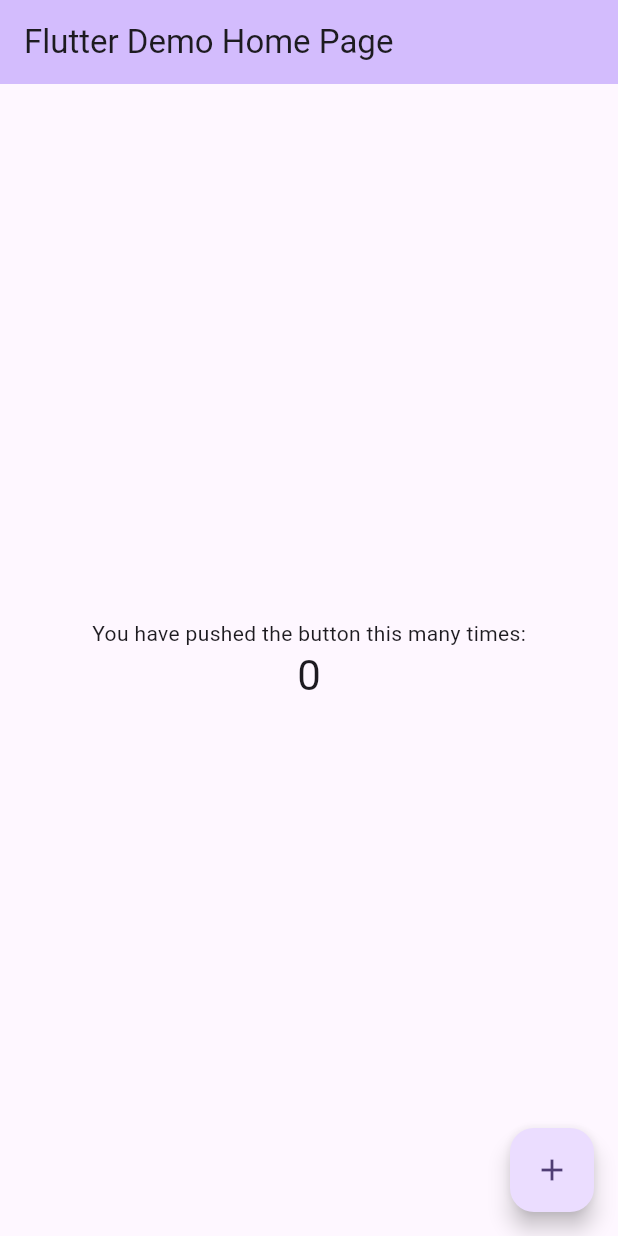
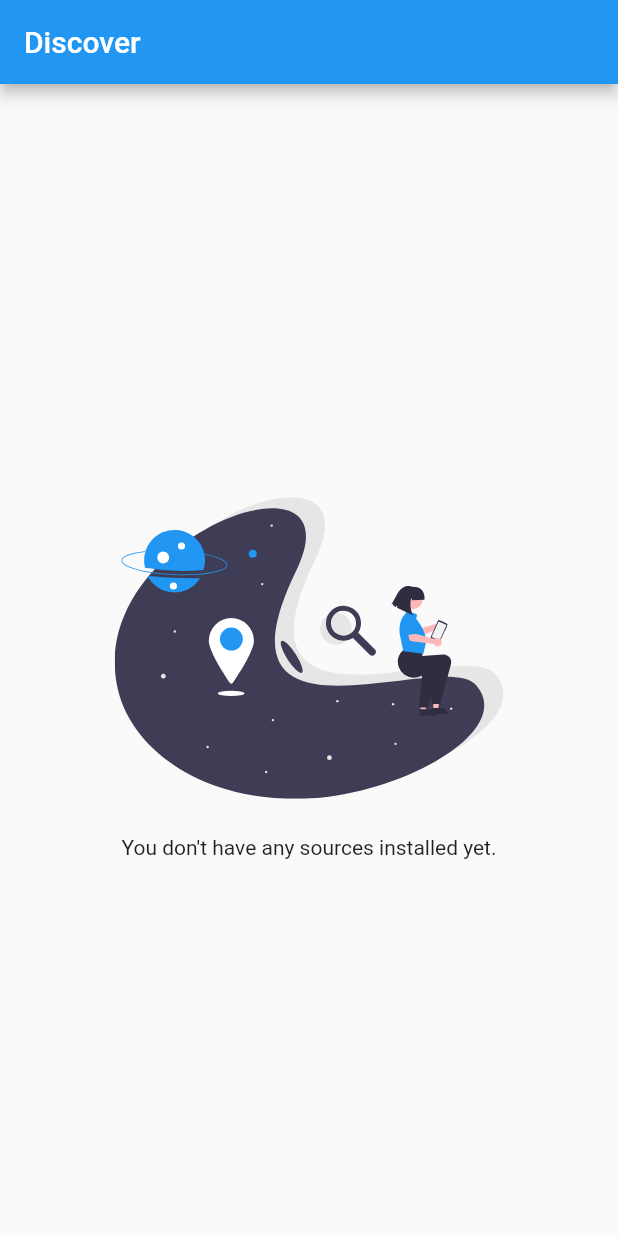
Before and after one commit to Zerolmntrix/kagayaku, a Flutter app: the screen it shows after launch, on a phone screen of 412 x 824 dp. Run offline on Flutter 3.47's test engine with Material 2 defaults, Android fonts, the phone set to English and light mode, and no system bars; our stand-ins replace flutter_svg, go_router.

Commit message:
feat: Set up project, implement routes, and add discover screen

```diff
--- a/analysis_options.yaml
+++ b/analysis_options.yaml
@@ -22,6 +22,8 @@ linter:
   # `// ignore_for_file: name_of_lint` syntax on the line or in the file
   # producing the lint.
   rules:
+    prefer_relative_imports: true
+    avoid_relative_lib_imports: true
     # avoid_print: false  # Uncomment to disable the `avoid_print` rule
     # prefer_single_quotes: true  # Uncomment to enable the `prefer_single_quotes` rule
 
--- a/lib/main.dart
+++ b/lib/main.dart
@@ -1,4 +1,6 @@
 import 'package:flutter/material.dart';
+
+import 'shared/constants/routes.dart';
 
 void main() {
   runApp(const MyApp());
@@ -7,119 +9,12 @@ void main() {
 class MyApp extends StatelessWidget {
   const MyApp({super.key});
 
-  // This widget is the root of your application.
   @override
   Widget build(BuildContext context) {
-    return MaterialApp(
-      title: 'Flutter Demo',
-      theme: ThemeData(
-        // This is the theme of your application.
-        //
-        // TRY THIS: Try running your application with "flutter run". You'll see
-        // the application has a blue toolbar. Then, without quitting the app,
-        // try changing the seedColor in the colorScheme below to Colors.green
-        // and then invoke "hot reload" (save your changes or press the "hot
-        // reload" button in a Flutter-supported IDE, or press "r" if you used
-        // the command line to start the app).
-        //
-        // Notice that the counter didn't reset back to zero; the application
-        // state is not lost during the reload. To reset the state, use hot
-        // restart instead.
-        //
-        // This works for code too, not just values: Most code changes can be
-        // tested with just a hot reload.
-        colorScheme: ColorScheme.fromSeed(seedColor: Colors.deepPurple),
-        useMaterial3: true,
-      ),
-      home: const MyHomePage(title: 'Flutter Demo Home Page'),
+    return MaterialApp.router(
+      title: 'Kagayaku',
+      debugShowCheckedModeBanner: false,
+      routerConfig: AppRouter.config,
     );
   }
 }
-
-class MyHomePage extends StatefulWidget {
-  const MyHomePage({super.key, required this.title});
-
-  // This widget is the home page of your application. It is stateful, meaning
-  // that it has a State object (defined below) that contains fields that affect
-  // how it looks.
-
-  // This class is the configuration for the state. It holds the values (in this
-  // case the title) provided by the parent (in this case the App widget) and
-  // used by the build method of the State. Fields in a Widget subclass are
-  // always marked "final".
-
-  final String title;
-
-  @override
-  State<MyHomePage> createState() => _MyHomePageState();
-}
-
-class _MyHomePageState extends State<MyHomePage> {
-  int _counter = 0;
-
-  void _incrementCounter() {
-    setState(() {
-      // This call to setState tells the Flutter framework that something has
-      // changed in this State, which causes it to rerun the build method below
-      // so that the display can reflect the updated values. If we changed
-      // _counter without calling setState(), then the build method would not be
-      // called again, and so nothing would appear to happen.
-      _counter++;
-    });
-  }
-
-  @override
-  Widget build(BuildContext context) {
-    // This method is rerun every time setState is called, for instance as done
-    // by the _incrementCounter method above.
-    //
-    // The Flutter framework has been optimized to make rerunning build methods
-    // fast, so that you can just rebuild anything that needs updating rather
-    // than having to individually change instances of widgets.
-    return Scaffold(
-      appBar: AppBar(
-        // TRY THIS: Try changing the color here to a specific color (to
-        // Colors.amber, perhaps?) and trigger a hot reload to see the AppBar
-        // change color while the other colors stay the same.
-        backgroundColor: Theme.of(context).colorScheme.inversePrimary,
-        // Here we take the value from the MyHomePage object that was created by
-        // the App.build method, and use it to set our appbar title.
-        title: Text(widget.title),
-      ),
-      body: Center(
-        // Center is a layout widget. It takes a single child and positions it
-        // in the middle of the parent.
-        child: Column(
-          // Column is also a layout widget. It takes a list of children and
-          // arranges them vertically. By default, it sizes itself to fit its
-          // children horizontally, and tries to be as tall as its parent.
-          //
-          // Column has various properties to control how it sizes itself and
-          // how it positions its children. Here we use mainAxisAlignment to
-          // center the children vertically; the main axis here is the vertical
-          // axis because Columns are vertical (the cross axis would be
-          // horizontal).
-          //
-          // TRY THIS: Invoke "debug painting" (choose the "Toggle Debug Paint"
-          // action in the IDE, or press "p" in the console), to see the
-          // wireframe for each widget.
-          mainAxisAlignment: MainAxisAlignment.center,
-          children: <Widget>[
-            const Text(
-              'You have pushed the button this many times:',
-            ),
-            Text(
-              '$_counter',
-              style: Theme.of(context).textTheme.headlineMedium,
-            ),
-          ],
-        ),
-      ),
-      floatingActionButton: FloatingActionButton(
-        onPressed: _incrementCounter,
-        tooltip: 'Increment',
-        child: const Icon(Icons.add),
-      ), // This trailing comma makes auto-formatting nicer for build methods.
-    );
-  }
-}
--- /dev/null
+++ b/lib/screens/discover/screen.dart
@@ -0,0 +1,25 @@
+import 'package:flutter/material.dart';
+
+import '../../shared/svgs/svgs.dart';
+
+class DiscoverScreen extends StatelessWidget {
+  const DiscoverScreen({super.key});
+
+  @override
+  Widget build(BuildContext context) {
+    return Scaffold(
+      appBar: AppBar(
+        title: const Text('Discover'),
+      ),
+      body: const Center(
+        child: Column(
+          mainAxisAlignment: MainAxisAlignment.center,
+          children: [
+            EmptyDiscover(height: 250),
+            Text('You don\'t have any sources installed yet.'),
+          ],
+        ),
+      ),
+    );
+  }
+}
--- /dev/null
+++ b/lib/shared/constants/endpoints.dart
@@ -0,0 +1,8 @@
+const _repo = "https://raw.githubusercontent.com/Zerolmntrix/kagayaku-modules";
+
+abstract class Endpoints {
+  static const _baseUrl = "$_repo/main/src";
+
+  static const String modulesList = '$_baseUrl/modules.json';
+  static const String modulesDir = '$_baseUrl/modules';
+}
--- /dev/null
+++ b/lib/shared/constants/languages.dart
@@ -0,0 +1,27 @@
+abstract class Languages {
+  static String get(String key) => _languages[key];
+
+  static const Map _languages = {
+    'all': 'All',
+    'ar': 'العربية', // Arabic
+    'bg': 'български', // Bulgarian
+    'ca': 'Català', // Catalan
+    'zh': '中文', // Chinese
+    'en': 'English', // English
+    'fr': 'Français', // French
+    'de': 'Deutsch', // German
+    'hi': 'हिन्दी', // Hindi
+    'id': 'Indonesia', // Indonesian
+    'it': 'Italiano', // Italian
+    'ja': '日本語', // Japanese
+    'ko': '한국어', // Korean
+    'pl': 'Polski', // Polish
+    'pt': 'Português', // Portuguese
+    'ru': 'Pусский', // Russian
+    'es': 'Español', // Spanish
+    'th': 'ไทย', // Thai
+    'tr': 'Türkçe', // Turkish
+    'uk': 'Yкраїнська', // Ukrainian
+    'vi': 'Tiếng Việt', // Vietnamese
+  };
+}
--- /dev/null
+++ b/lib/shared/constants/routes.dart
@@ -0,0 +1,33 @@
+import 'package:flutter/material.dart';
+import 'package:go_router/go_router.dart';
+
+import '../../screens/discover/screen.dart';
+
+abstract class AppRoutes {
+  static const discover = '/';
+  static const library = '/library';
+  static const updates = '/updates';
+  static const history = '/history';
+  static const more = '/more';
+}
+
+abstract class AppRouter {
+  static final GlobalKey<NavigatorState> _rootKey = GlobalKey();
+
+  static final config = GoRouter(
+    navigatorKey: _rootKey,
+    initialLocation: AppRoutes.discover,
+    routes: [
+      _goRoute(AppRoutes.discover, const DiscoverScreen()),
+    ],
+  );
+
+  static GoRoute _goRoute(String path, Widget child) {
+    return GoRoute(
+      path: path,
+      pageBuilder: (context, state) {
+        return NoTransitionPage(child: child);
+      },
+    );
+  }
+}
--- /dev/null
+++ b/lib/shared/svgs/empty_discover.dart
@@ -0,0 +1,63 @@
+part of 'svgs.dart';
+
+class EmptyDiscover extends _SVG {
+  const EmptyDiscover({super.key, super.height, super.width});
+
+  @override
+  Widget build(BuildContext context) {
+    final color = Theme.of(context).colorScheme.primary.toHex();
+
+    return SizedBox(
+      width: width ?? 259,
+      height: height ?? 366,
+      child: SvgPicture.string(
+        '''
+<svg xmlns="http://www.w3.org/2000/svg" data-name="Layer 1" width="982.487" height="763.014" viewBox="0 0 982.487 763.014">
+  <circle cx="559.433" cy="333.061" r="40.03" fill="#e6e6e6"/>
+  <path d="m657.539 384.502-41.832-41.832a44.307 44.307 0 0 0-14.427-61.926 44.458 44.458 0 0 0-58.913 12.238 44.307 44.307 0 0 0 60.033 62.995l41.832 41.832a9.41 9.41 0 0 0 13.307-13.307Zm-56.701-43.394a31.684 31.684 0 1 1 9.28-22.404 31.586 31.586 0 0 1-9.28 22.404Z" fill="#3f3d56"/>
+  <path d="M960.773 446.206c106.98 118.308-203.138 288.808-453.72 288.808S83.107 602.907 53.333 446.206c-72.19-379.947 615.078-621.44 453.72-288.808-235.198 484.848 369.47 195.637 453.72 288.808Z" fill="#e6e6e6"/>
+  <path d="M912.773 474.206c106.98 118.308-203.138 288.808-453.72 288.808S35.107 630.907 5.333 474.206c-72.19-379.947 615.078-621.44 453.72-288.808-235.198 484.848 369.47 195.637 453.72 288.808Z" fill="#3f3d56"/>
+  <path d="M149.594 196.825c-75.067-3.305-133.271-19.498-132.507-36.864.459-10.412 21.703-18.784 58.287-22.97a1 1 0 1 1 .227 1.987c-34.461 3.943-56.117 12.017-56.516 21.07-.691 15.705 59.115 31.632 130.597 34.78s132.456-7.462 133.148-23.166c.4-9.092-20.597-19.066-54.798-26.029a1 1 0 1 1 .4-1.96c36.3 7.39 56.856 17.624 56.396 28.077-.765 17.366-60.167 28.38-135.234 25.075Zm-66.671 2.909a76.983 76.983 0 0 0 133.036 5.522 1211.976 1211.976 0 0 1-133.036-5.522Z" fill="$color"/>
+  <path d="M224.263 184.22a76.997 76.997 0 1 0-147.75-5.705 572.233 572.233 0 0 0 147.75 5.706Z" fill="$color"/>
+  <circle cx="168.834" cy="123.601" r="9" fill="#fff"/>
+  <circle cx="122.513" cy="152.591" r="15" fill="#fff"/>
+  <circle cx="348.905" cy="142.898" r="10" fill="$color"/>
+  <circle cx="122.905" cy="452.898" r="6" fill="#e6e6e6"/>
+  <circle cx="542.905" cy="658.898" r="6" fill="#e6e6e6"/>
+  <circle cx="151.905" cy="339.898" r="3" fill="#e6e6e6"/>
+  <circle cx="399.905" cy="563.898" r="3" fill="#e6e6e6"/>
+  <circle cx="850.905" cy="534.898" r="3" fill="#e6e6e6"/>
+  <circle cx="709.905" cy="623.898" r="3" fill="#e6e6e6"/>
+  <circle cx="562.905" cy="515.898" r="3" fill="#e6e6e6"/>
+  <circle cx="372.905" cy="219.898" r="3" fill="#e6e6e6"/>
+  <circle cx="396.905" cy="71.898" r="3" fill="#e6e6e6"/>
+  <circle cx="382.905" cy="694.898" r="3" fill="#e6e6e6"/>
+  <circle cx="234.905" cy="631.898" r="3" fill="#e6e6e6"/>
+  <circle cx="703.905" cy="523.898" r="3" fill="#e6e6e6"/>
+  <circle cx="148.374" cy="224.799" r="9" fill="#fff"/>
+  <path d="M351.905 362.898c0 26.88-41.56 89.516-53.705 107.247a3.992 3.992 0 0 1-6.59 0c-12.146-17.73-53.705-80.366-53.705-107.247a57 57 0 1 1 114 0Z" fill="#fff"/>
+  <circle cx="294.905" cy="358.898" r="29" fill="$color"/>
+  <ellipse cx="294.405" cy="496.398" rx="33.5" ry="6.5" fill="#fff"/>
+  <path d="M816.853 317.92a10.527 10.527 0 0 0-.64 1.528l-47.784 13.277-8.61-8.427-14.416 11.333 13.794 16.4a8 8 0 0 0 9.352 2.168l51.617-22.784a10.497 10.497 0 1 0-3.313-13.495Z" fill="#ffb8b8"/>
+  <path d="m766.746 333.503-17.936 13.96a4.5 4.5 0 0 1-6.681-1.338l-11.147-19.727a12.497 12.497 0 0 1 19.77-15.294l16.338 15.594a4.5 4.5 0 0 1-.344 6.805Z" fill="$color"/>
+  <path d="m821.435 311.317 18.188 8.183a3.15 3.15 0 0 1 1.58 4.163l-2.153 4.787a1.053 1.053 0 0 1 .526 1.388l-.861 1.914a1.053 1.053 0 0 1-1.388.527l-.861 1.914a1.053 1.053 0 0 1 .526 1.388l-.861 1.915a1.053 1.053 0 0 1-1.388.527l-11.628 25.846a3.15 3.15 0 0 1-4.164 1.58l-18.188-8.183a3.15 3.15 0 0 1-1.58-4.164l18.088-40.205a3.15 3.15 0 0 1 4.164-1.58Z" fill="#3f3d56"/>
+  <path d="m804.065 354.719 14.59 6.57a3.034 3.034 0 0 0 4-1.51l6.739-14.99 2.34-5.196 6.1-13.562a3.026 3.026 0 0 0-1.512-3.989l-4.587-2.068-10.014-4.503a3.021 3.021 0 0 0-3.989 1.522l-5.9 13.11-6.717 14.927-2.561 5.7a3.022 3.022 0 0 0 1.511 3.989Z" fill="#f2f2f2"/>
+  <path fill="#ffb8b8" d="m773.577 540.443 12.26-.001 5.833-47.288-18.095.001.002 47.288z"/>
+  <path d="M770.45 536.44h24.145a15.386 15.386 0 0 1 15.387 15.386v.5l-39.531.001Z" fill="#2f2e41"/>
+  <path fill="#ffb8b8" d="m805.577 537.443 12.26-.001 5.833-47.288-18.095.001.002 47.288z"/>
+  <path d="M802.45 533.44h24.145a15.386 15.386 0 0 1 15.387 15.386v.5l-39.531.001Zm-83.865-103.962a39.41 39.41 0 0 0 36.9 26.81l.62.01c6.33.18 13.76-1.86 21.05-4.79 14.4-5.79 28.23-15.06 31.9-17.61l-6.22 59.79-2.52 24.24a4.514 4.514 0 0 0 4.48 4.97h15.53a4.505 4.505 0 0 0 4.36-3.36l25.64-97.65a19.032 19.032 0 0 0-19.71-23.83l-53.26 3.65 3.72-14.88-47.54-3.16-.14.1c-1.14.83-2.25 1.7-3.31 2.61a40.271 40.271 0 0 0-6.99 7.66 38.487 38.487 0 0 0-4.51 35.44Z" fill="#2f2e41"/>
+  <path d="M718.585 429.478a39.41 39.41 0 0 0 36.9 26.81 196.146 196.146 0 0 0 22.57-13.39l-.9 8.61-7.84 75.42a4.514 4.514 0 0 0 4.48 4.97h15.53a4.505 4.505 0 0 0 4.36-3.36l9.15-34.85 16.49-62.8a19.032 19.032 0 0 0-19.71-23.83l-53.26 3.65 3.72-14.88-26.98-1.79a38.487 38.487 0 0 0-4.51 35.44Z" fill="#2f2e41"/>
+  <path d="m730.017 389.828-.358-.043L721.365 349c-.07-.354-6.852-35.533 13.937-53.925l.362-2.517a4.5 4.5 0 0 1 5.787-3.657l19.585 6.074a4.49 4.49 0 0 1 3.019 5.442l-1.904 7.242c2.64 3.1 33.715 40.512 22.89 69.335l-4.848 18.952Z" fill="$color"/>
+  <path d="M811.338 357.997a10.526 10.526 0 0 0-1.33.99l-47.897-12.858-3.131-11.634-18.176 2.431 3.542 21.135a8 8 0 0 0 6.952 6.622l56.032 6.62a10.497 10.497 0 1 0 4.008-13.306Z" fill="#ffb8b8"/>
+  <path d="m760.266 345.944-22.542 2.903a4.5 4.5 0 0 1-5.074-4.548l.43-22.655a12.497 12.497 0 0 1 24.8-3.12l6.141 21.734a4.5 4.5 0 0 1-3.755 5.686Z" fill="$color"/>
+  <circle cx="753.921" cy="258.804" r="24.561" fill="#ffb8b8"/>
+  <path d="m752.628 260.855-3.075-5.6c-5.824 23.732 4.464 43.373 4.464 43.373l-39.932-18.6.38-6.6-3.951 4.484-5.678-3.13-.75-4.28-4.285 1.062 15.643-28.388c15.183-27.013 37.255-16.7 37.255-16.7 35.116-1.669 30.827 32.976 30.827 32.976Z" fill="#2f2e41"/>
+  <ellipse cx="556.161" cy="472.391" rx="12.179" ry="47.5" transform="rotate(-32.662 384.906 623.728)" fill="#3f3d56"/>
+</svg>
+        ''',
+        width: 982,
+        height: 763,
+      ),
+    );
+  }
+}
--- /dev/null
+++ b/lib/shared/svgs/svgs.dart
@@ -0,0 +1,17 @@
+import 'package:flutter/material.dart';
+import 'package:flutter_svg/flutter_svg.dart';
+
+part 'empty_discover.dart';
+
+abstract class _SVG extends StatelessWidget {
+  const _SVG({super.key, this.width, this.height});
+
+  final double? width;
+  final double? height;
+}
+
+extension ColorExtension on Color {
+  String toHex() {
+    return '#${value.toRadixString(16).padLeft(8, '0').substring(2)}';
+  }
+}
```
Also changed, not shown: pubspec.yaml (+9 -71 lines), pubspec.lock, 1 other file.
